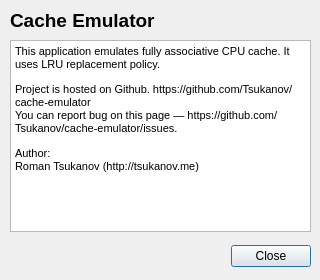
Above: application/AboutDialog.ui from gentlecat/cache-emulator before the change. Below: the same form after it.
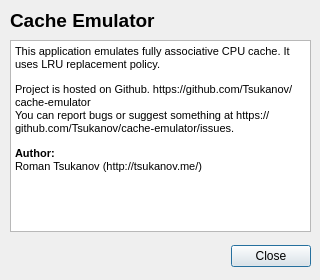
That is the form after the change.

Commit message: Updated contents of "about" window

What changed in the file:
```diff
--- a/application/AboutDialog.ui
+++ b/application/AboutDialog.ui
@@ -78,9 +78,9 @@
 &lt;html&gt;&lt;head&gt;&lt;meta name=&quot;qrichtext&quot; content=&quot;1&quot; /&gt;&lt;style type=&quot;text/css&quot;&gt;
 p, li { white-space: pre-wrap; }
 &lt;/style&gt;&lt;/head&gt;&lt;body style=&quot; font-family:'MS Shell Dlg 2'; font-size:8.25pt; font-weight:400; font-style:normal;&quot;&gt;
-&lt;p style=&quot; margin-top:12px; margin-bottom:12px; margin-left:0px; margin-right:0px; -qt-block-indent:0; text-indent:0px;&quot;&gt;This application emulates fully associative CPU cache. It uses LRU replacement policy.&lt;/p&gt;
-&lt;p style=&quot; margin-top:12px; margin-bottom:12px; margin-left:0px; margin-right:0px; -qt-block-indent:0; text-indent:0px;&quot;&gt;Project is hosted on Github. https://github.com/Tsukanov/cache-emulator&lt;br /&gt;You can report bug on this page — https://github.com/Tsukanov/cache-emulator/issues.&lt;/p&gt;
-&lt;p style=&quot; margin-top:12px; margin-bottom:12px; margin-left:0px; margin-right:0px; -qt-block-indent:0; text-indent:0px;&quot;&gt;Author:&lt;br /&gt;Roman Tsukanov (http://tsukanov.me)&lt;/p&gt;&lt;/body&gt;&lt;/html&gt;</string>
+&lt;p style=&quot; margin-top:12px; margin-bottom:12px; margin-left:0px; margin-right:0px; -qt-block-indent:0; text-indent:0px;&quot;&gt;&lt;span style=&quot; font-size:8pt;&quot;&gt;This application emulates fully associative CPU cache. It uses LRU replacement policy.&lt;/span&gt;&lt;/p&gt;
+&lt;p style=&quot; margin-top:12px; margin-bottom:12px; margin-left:0px; margin-right:0px; -qt-block-indent:0; text-indent:0px;&quot;&gt;&lt;span style=&quot; font-size:8pt;&quot;&gt;Project is hosted on Github. https://github.com/Tsukanov/cache-emulator&lt;br /&gt;You can report bugs or suggest something at https://github.com/Tsukanov/cache-emulator/issues.&lt;/span&gt;&lt;/p&gt;
+&lt;p style=&quot; margin-top:12px; margin-bottom:12px; margin-left:0px; margin-right:0px; -qt-block-indent:0; text-indent:0px;&quot;&gt;&lt;span style=&quot; font-size:8pt; font-weight:600;&quot;&gt;Author:&lt;/span&gt;&lt;span style=&quot; font-size:8pt;&quot;&gt;&lt;br /&gt;Roman Tsukanov (http://tsukanov.me/)&lt;/span&gt;&lt;/p&gt;&lt;/body&gt;&lt;/html&gt;</string>
    </property>
    <property name="openExternalLinks">
     <bool>true</bool>
```
